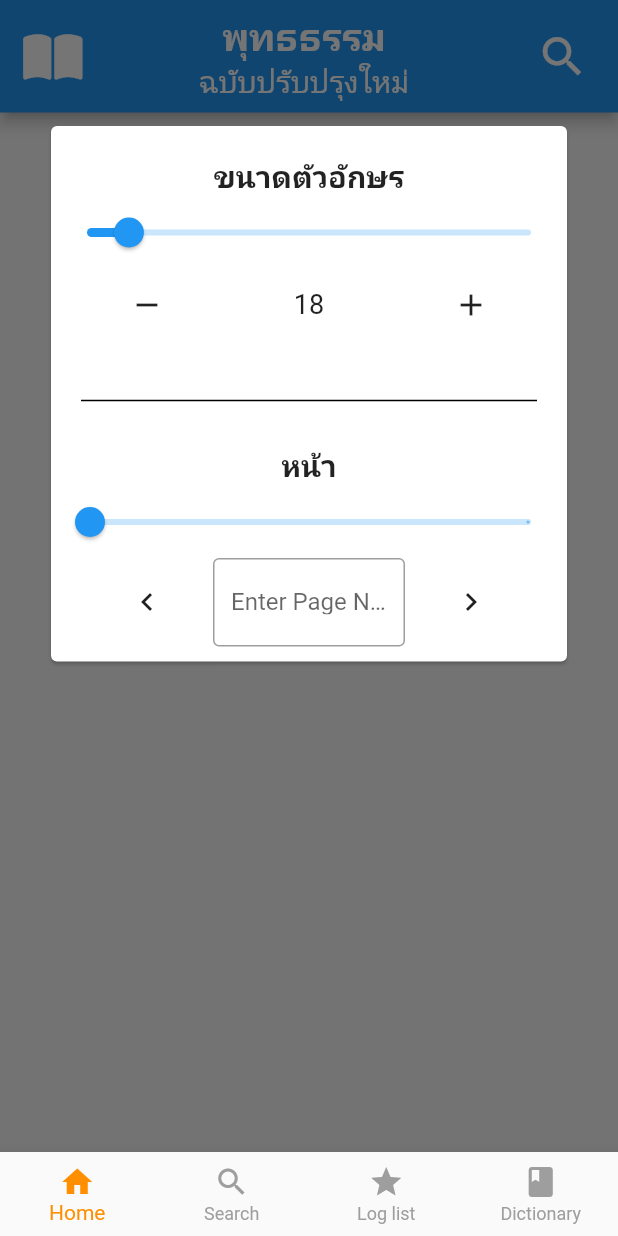
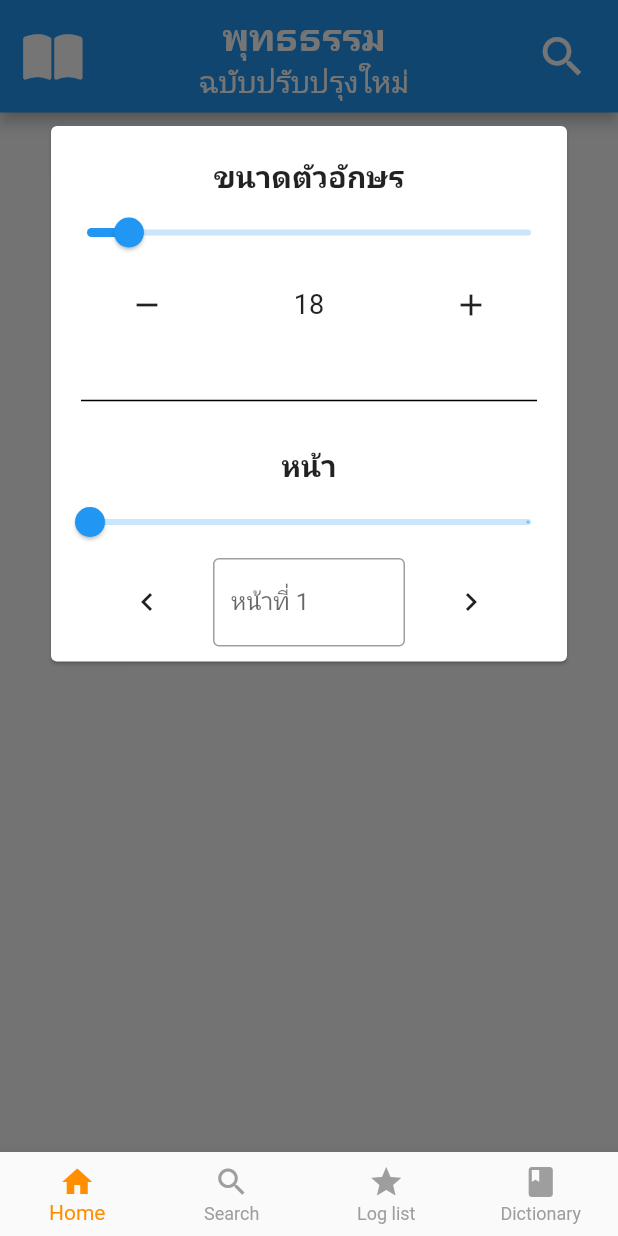
Before and after one commit to sautechnologygroup/buddhadham, a Flutter app: the screen it shows after launch, with the side drawer open, on a phone screen of 412 x 824 dp. Run offline on Flutter 3.47's test engine with Material 2 defaults, Android fonts, the phone set to English and light mode, and no system bars; our stand-ins replace font_awesome_flutter, google_fonts; Roboto replaces fonts that are missing (Charmonman).

Commit message:
Re expandTextFont widget

```diff
--- a/lib/views/screenForRead.dart
+++ b/lib/views/screenForRead.dart
@@ -176,9 +176,10 @@ class _ReadScreenState extends State<ReadScreen> {
                           controller: _controllerTextField,
                           decoration: InputDecoration(
                             border: OutlineInputBorder(),
-                            labelText: 'Enter Page Number',
-                            hintText:
-                                AppTextSetting.INDEX_PAGE.toInt().toString(),
+                            labelText:
+                                'หน้าที่ ${AppTextSetting.INDEX_PAGE.toInt()}',
+                            // hintText:
+                            //     AppTextSetting.INDEX_PAGE.toInt().toString(),
                           ),
                           onSubmitted: (String value) {
                             setState(() {
```
